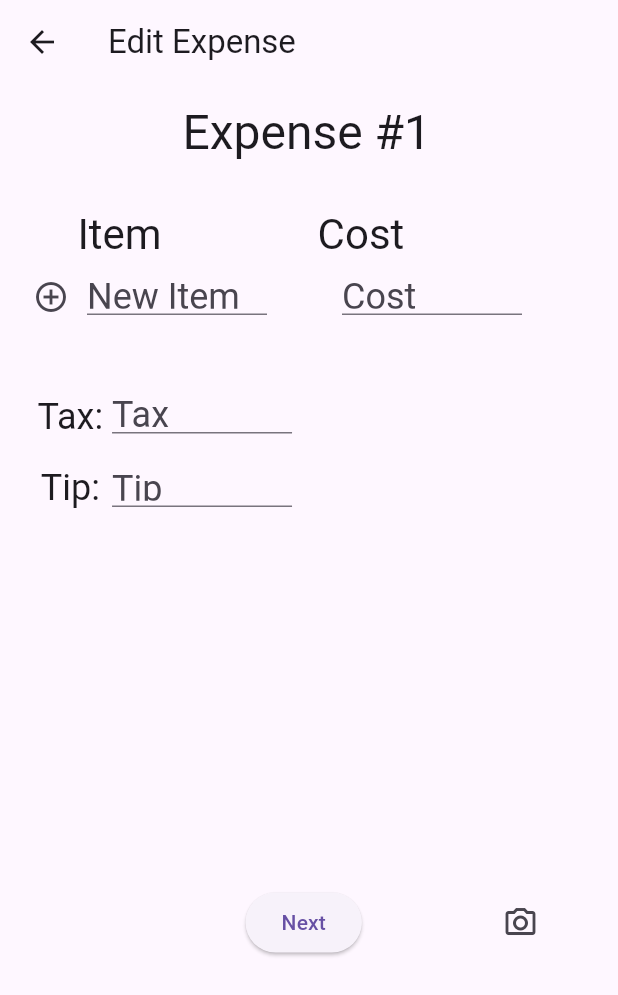
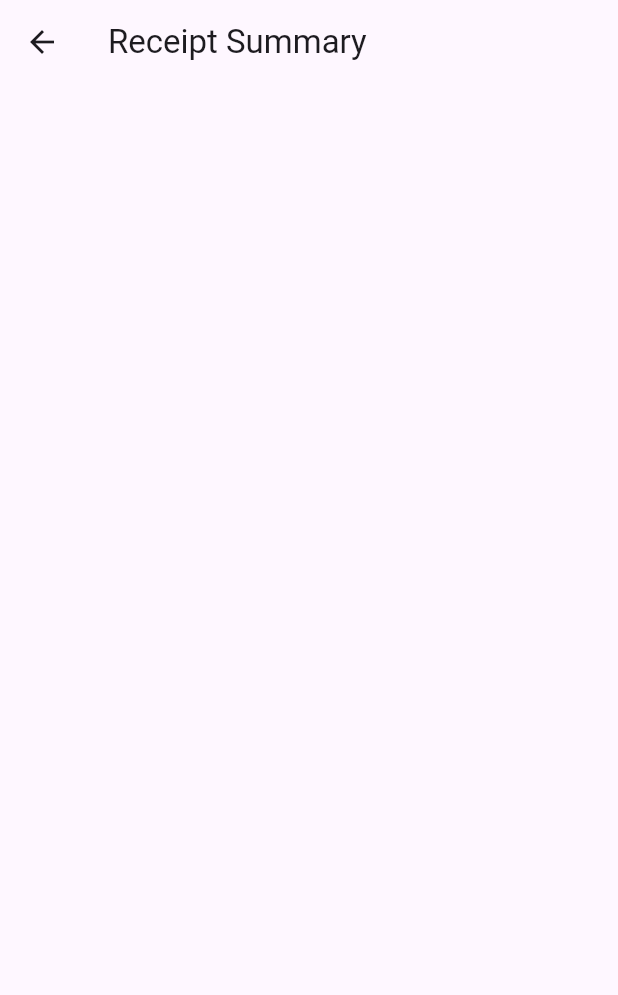
Before and after one commit to bradhu25/QuirkyQuarters, a Flutter app: the EditExpenseRoute screen opened directly, after a tap on "Next", on a phone screen of 412 x 824 dp. Shown: the top 995 px of the screen. Run offline on Flutter 3.47's test engine with Material 3 defaults, Android fonts, the light colour scheme and no system bars.

Commit message:
Added Next button functionality to go to Receipt Summary page

```diff
--- a/lib/screens/edit_expense.dart
+++ b/lib/screens/edit_expense.dart
@@ -1,4 +1,5 @@
 import 'package:flutter/material.dart';
+import 'package:quirky_quarters/screens/receipt_summary.dart';
 
 class ItemAndCost<T1, T2> {
   String item;
@@ -198,9 +199,13 @@ class _EditExpenseRouteState extends State<EditExpenseRoute> {
                     Spacer(flex: 4,),
                     ElevatedButton(
                       onPressed: () {
-                        // TODO: [DEV] Implement Next button functionality
+                        // TODO: [DEV] Implement Next button functionality.
+                        Navigator.push(
+                          context,
+                          MaterialPageRoute(builder: (context) => const ReceiptSummaryRoute()),
+                        );
                       },
-                      child: Text('Next'),
+                      child: const Text('Next'),
                     ),
                     Spacer(flex: 2),
                     IconButton(
--- /dev/null
+++ b/lib/screens/receipt_summary.dart
@@ -0,0 +1,18 @@
+import 'package:flutter/material.dart';
+
+
+class ReceiptSummaryRoute extends StatelessWidget {
+  const ReceiptSummaryRoute({super.key});
+
+  @override
+  Widget build(BuildContext context) {
+    return Scaffold(
+      appBar: AppBar(
+        title: const Text('Receipt Summary'),
+      ),
+      body: Center(
+
+      ),
+    );
+  }
+}
```
